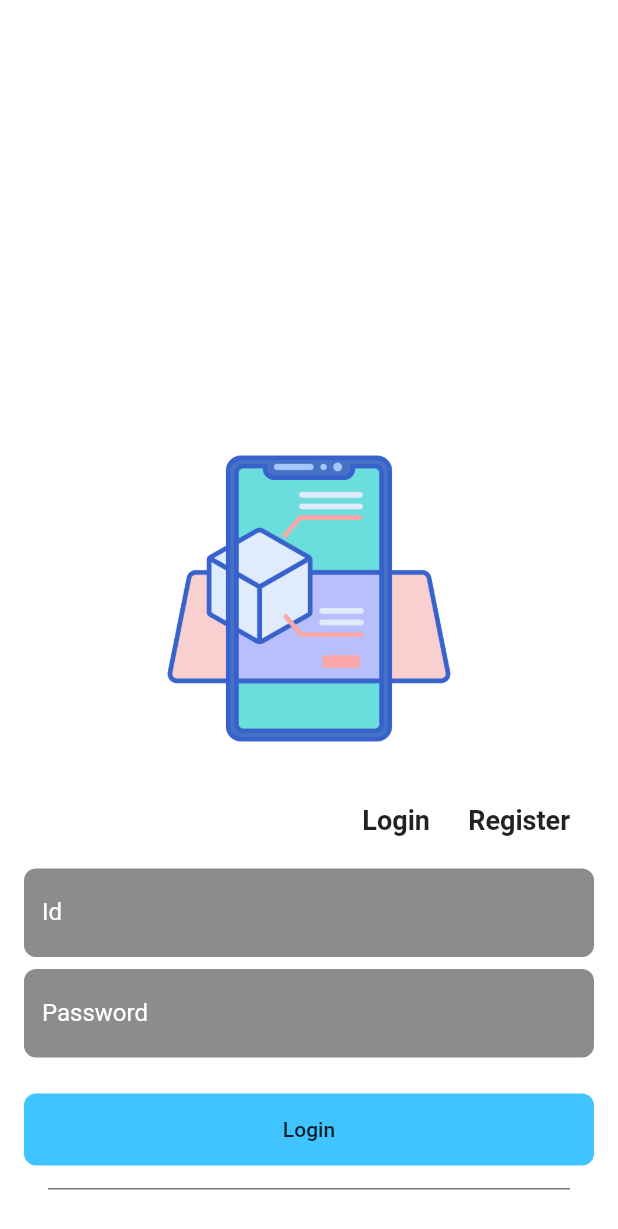
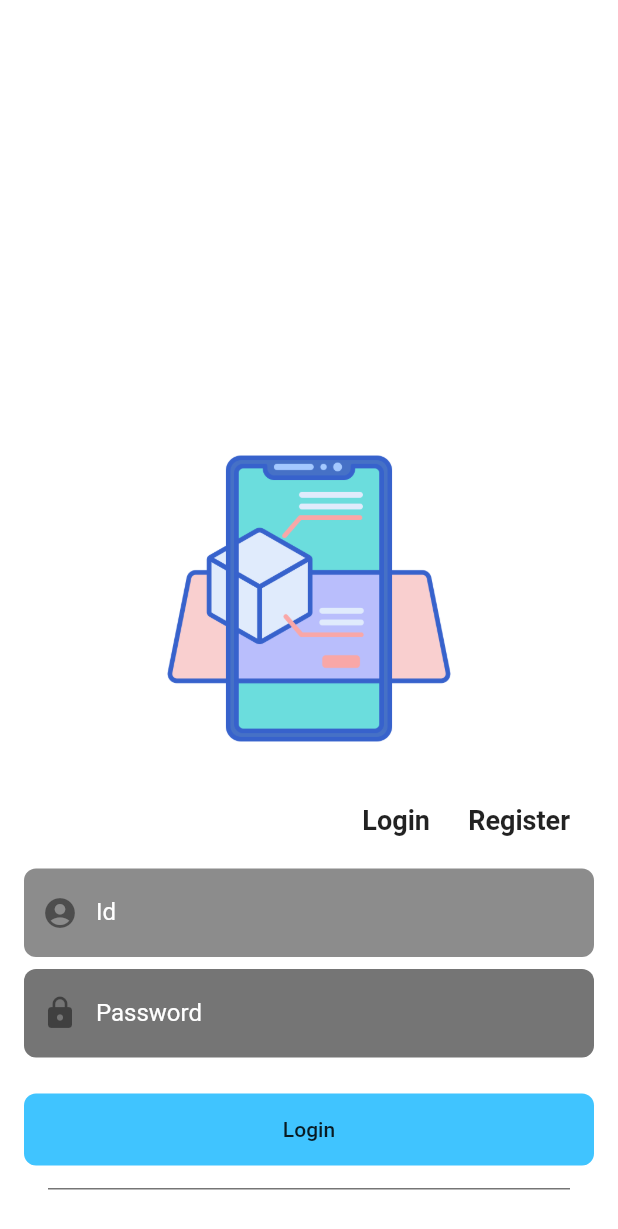
Before and after one commit to Seung-hwan285/Flutter-AR, a Flutter app: the screen it shows after launch, on a phone screen of 412 x 824 dp. Shown: the top 1229 px of the screen. Run offline on Flutter 3.47's test engine with Material 2 defaults, Android fonts, the phone set to English and light mode, and no system bars.

Commit message:
refactor : 로그인 ui 아이콘 추가 및 TextFormField 분리

```diff
--- a/lib/login_page.dart
+++ b/lib/login_page.dart
@@ -32,8 +32,6 @@ class _LoginPageState extends State<LoginPage> {
       print('Form is invalid Email: $_id, password: $_password');
     }
   }
-
-
 
   @override
   Widget build(BuildContext context) {
@@ -76,13 +74,14 @@ class _LoginPageState extends State<LoginPage> {
               SizedBox(
                 height: 8,
               ),
-              _buildTextFormField("Password",_passwordController),
+              _buildPasswordFormFiled("Password",_passwordController),
               SizedBox(
                 height: 8,
               ),
               SizedBox(
                 height: 16,
               ),
+
               new FlatButton(
                 onPressed: (){},
                 color: Colors.lightBlueAccent,
@@ -105,22 +104,43 @@ class _LoginPageState extends State<LoginPage> {
     );
   }
 
+  TextFormField _buildPasswordFormFiled(String passwordText, TextEditingController controller){
 
+    return TextFormField(
 
+      cursorColor:  Colors.white,
+      controller:  controller,
+
+      style: TextStyle(color: Colors.white),
+      decoration: InputDecoration(
+
+        prefixIcon: Icon(Icons.lock),
+        labelText: passwordText,
+        filled: true,
+        fillColor: Colors.black54,
+
+        border: _border,
+
+        labelStyle: TextStyle(color: Colors.white),
+        enabledBorder: _border,
+        focusedBorder: _border,
+      ),
+    );
+  }
 
   TextFormField _buildTextFormField(String labelText, TextEditingController controller) {
     return TextFormField(
       cursorColor: Colors.white,
       controller: controller,
-      validator: (text){
-        if(text==null||text.isEmpty){
+      validator: (text) {
+        if (text == null || text.isEmpty) {
           return "Email can\'t be empty";
         }
-
         return null;
       },
       style: TextStyle(color: Colors.white),
-      decoration: new InputDecoration(
+      decoration:  InputDecoration(
+        prefixIcon: Icon(Icons.account_circle),
         labelText: labelText,
         filled: true,
         fillColor: Colors.black45,
@@ -130,7 +150,5 @@ class _LoginPageState extends State<LoginPage> {
         focusedBorder: _border,),
 
     );
-  }
-
-
+    }
 }
```
